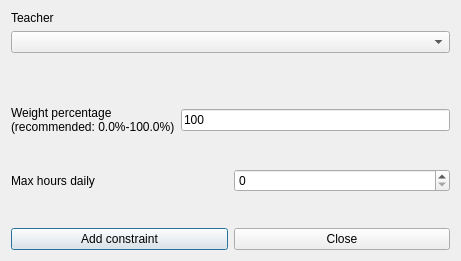
First picture: the form in fet/src/interface/addconstraintteachermaxhoursdailyform_template.ui, repository vonmecheln/fet, before the edit.
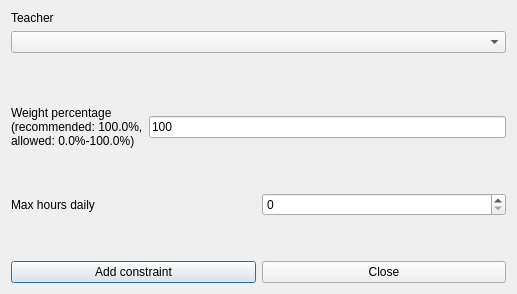
Second picture: the form after the edit.

Patch:
```diff
--- a/fet/src/interface/addconstraintteachermaxhoursdailyform_template.ui
+++ b/fet/src/interface/addconstraintteachermaxhoursdailyform_template.ui
@@ -6,8 +6,8 @@
    <rect>
     <x>0</x>
     <y>0</y>
-    <width>461</width>
-    <height>261</height>
+    <width>517</width>
+    <height>294</height>
    </rect>
   </property>
   <property name="windowTitle">
@@ -72,7 +72,8 @@
        </property>
        <property name="text">
         <string>Weight percentage
-(recommended: 0.0%-100.0%)</string>
+(recommended: 100.0%,
+allowed: 0.0%-100.0%)</string>
        </property>
        <property name="wordWrap">
         <bool>false</bool>
```
